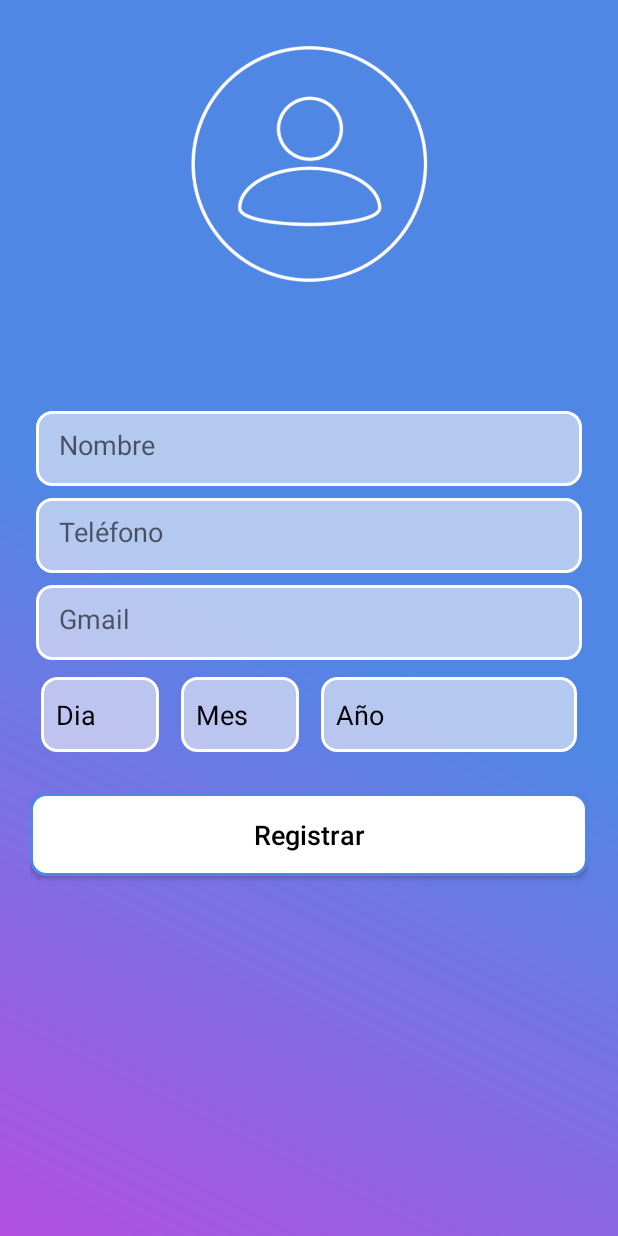
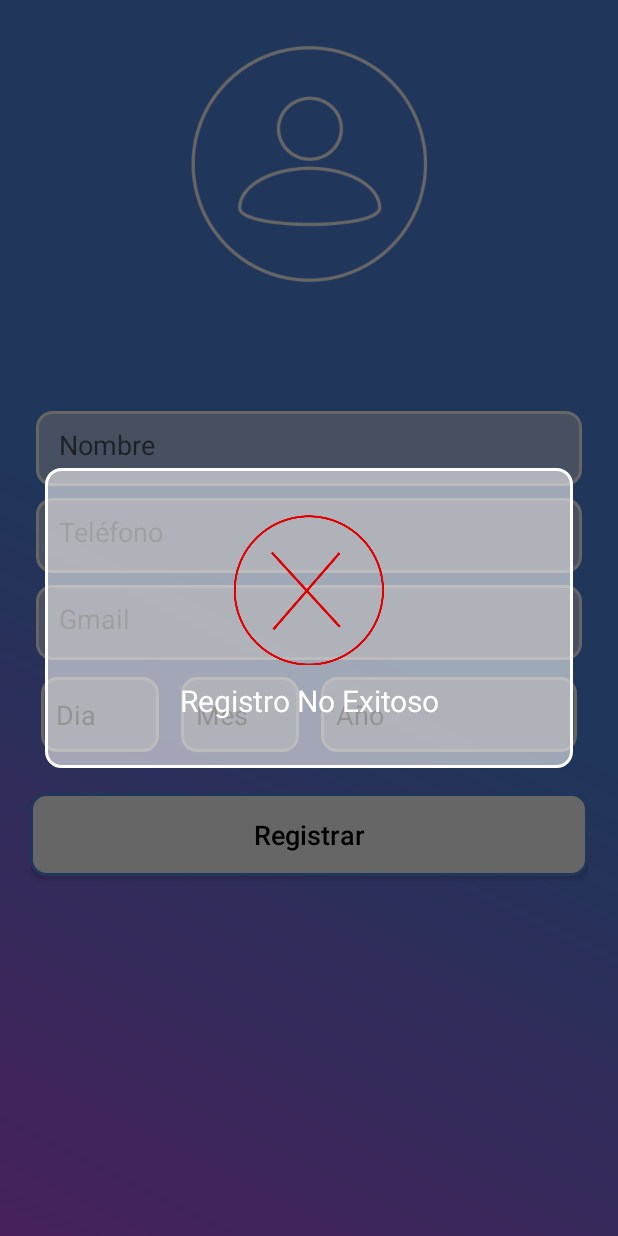
Before and after one commit to JuanDiego1918/FrienOnline, an Android app: the screen it shows after launch (PantallaPrincipal), after a tap on "Registrar", on a phone screen of 412 x 824 dp. Run offline under Robolectric (Android 15) with nearby library versions, the phone set to English and light mode, and no system bars; our stand-ins replace Volley.

Commit message:
Registro

```diff
--- a/app/src/main/java/com/example/juan/frienonline/PantallaPrincipal.java
+++ b/app/src/main/java/com/example/juan/frienonline/PantallaPrincipal.java
@@ -20,6 +20,7 @@ import android.widget.AdapterView;
 import android.widget.ArrayAdapter;
 import android.widget.Button;
 import android.widget.EditText;
+import android.widget.ImageView;
 import android.widget.Spinner;
 import android.widget.TextView;
 import android.widget.Toast;
@@ -29,6 +30,7 @@ import com.android.volley.Request;
 import com.android.volley.RequestQueue;
 import com.android.volley.Response;
 import com.android.volley.VolleyError;
+import com.android.volley.toolbox.JsonObjectRequest;
 import com.android.volley.toolbox.StringRequest;
 import com.android.volley.toolbox.Volley;
 import com.example.juan.frienonline.Principal.Contenedor;
@@ -50,7 +52,8 @@ public class PantallaPrincipal extends AppCompatActivity {
     ArrayList numeroDia, mes, anio;
     private StringRequest stringRequest;
     private RequestQueue request;
-
+    private String fechaNacimiento, varDia = "0", varMes = "0", varAnio = "0";
+    private Dialog dialogoCargando;
 
     @Override
     protected void onCreate(Bundle savedInstanceState) {
@@ -58,6 +61,7 @@ public class PantallaPrincipal extends AppCompatActivity {
         setContentView(R.layout.activity_pantalla_principal);
 
         request = Volley.newRequestQueue(getApplicationContext());
+        dialogoCargando = new Dialog(this);
         loginCorrecto = new Dialog(this);
         numero = findViewById(R.id.numero);
         nombre = findViewById(R.id.nombre);
@@ -84,7 +88,11 @@ public class PantallaPrincipal extends AppCompatActivity {
         dia.setOnItemSelectedListener(new AdapterView.OnItemSelectedListener() {
             @Override
             public void onItemSelected(AdapterView<?> parent, View view, int position, long id) {
-
+                if (position != 0) {
+                    varDia = numeroDia.get(position).toString();
+                } else {
+                    varDia = "0";
+                }
             }
 
             @Override
@@ -110,6 +118,23 @@ public class PantallaPrincipal extends AppCompatActivity {
         ArrayAdapter<CharSequence> adapterMes = new ArrayAdapter<>(getApplicationContext(), R.layout.spinner_item_nacimiento, mes);
         mesSpinner.setAdapter(adapterMes);
 
+        mesSpinner.setOnItemSelectedListener(new AdapterView.OnItemSelectedListener() {
+            @Override
+            public void onItemSelected(AdapterView<?> parent, View view, int position, long id) {
+                if (position != 0) {
+                    varMes = mes.get(position).toString();
+                } else {
+                    varMes = "0";
+                }
+            }
+
+            @Override
+            public void onNothingSelected(AdapterView<?> parent) {
+
+            }
+        });
+
+
         Calendar cal = Calendar.getInstance();
         int year = cal.get(Calendar.YEAR);
 
@@ -122,27 +147,84 @@ public class PantallaPrincipal extends AppCompatActivity {
 
         ArrayAdapter<CharSequence> adapterAnio = new ArrayAdapter<>(getApplicationContext(), R.layout.spinner_item_nacimiento, anio);
         anioSpinner.setAdapter(adapterAnio);
+
+        anioSpinner.setOnItemSelectedListener(new AdapterView.OnItemSelectedListener() {
+            @Override
+            public void onItemSelected(AdapterView<?> parent, View view, int position, long id) {
+                if (position != 0) {
+                    varAnio = anio.get(position).toString();
+                } else {
+                    varAnio = "0";
+                }
+            }
+
+            @Override
+            public void onNothingSelected(AdapterView<?> parent) {
+
+            }
+        });
+
     }
 
     public void Registrar(View view) {
-        //ventana();
-        registrarUsuarios();
+
+        if (nombre.getText().toString().equalsIgnoreCase("") || numero.getText().toString().equalsIgnoreCase("") || gmail.getText().toString().equalsIgnoreCase("")) {
+            Toast.makeText(this, "Por favor llene todos los campos", Toast.LENGTH_SHORT).show();
+            ventana(2);
+        } else {
+            if (varDia.equalsIgnoreCase("0") || varMes.equalsIgnoreCase("0") || varAnio.equalsIgnoreCase("0")) {
+                Toast.makeText(this, "Ingrese la fecha de nacimiento", Toast.LENGTH_SHORT).show();
+            } else {
+                dialogoCargando();
+                String url;
+                url = "https://empresapp.000webhostapp.com/registro.php?nombre=" + nombre.getText().toString() + "&telefono=" + numero.getText().toString() + "&gmail=" + gmail.getText().toString() + "&nacimiento=" + varDia + "-" + varMes + "-" + varAnio;
+                stringRequest = new StringRequest(Request.Method.GET, url, new Response.Listener<String>() {
+                    @Override
+                    public void onResponse(String response) {
+                        ventana(1);
+                    }
+                }, new Response.ErrorListener() {
+                    @Override
+                    public void onErrorResponse(VolleyError error) {
+                        Toast.makeText(getApplicationContext(), "No se pudo registrar verifique los datos", Toast.LENGTH_LONG).show();
+                        ventana(2);
                     }
 
+                });
 
-    private void ventana() {
-        tiempo();
-        TextView txtRetroBuena;
+                request.add(stringRequest);
+            }
+        }
+    }
+    private void dialogoCargando() {
+        dialogoCargando.setContentView(R.layout.ventana_cargando);
+        Objects.requireNonNull(dialogoCargando.getWindow()).setBackgroundDrawable(new ColorDrawable(Color.TRANSPARENT));
+        dialogoCargando.show();
+    }
+
+    private void ventana(int tipo) {
+        dialogoCargando.dismiss();
+        ImageView imagenVentana;
         loginCorrecto.setContentView(R.layout.ventana_confirmacion);
+        imagenVentana = loginCorrecto.findViewById(R.id.imagenVentana);
         TextView respuesta = loginCorrecto.findViewById(R.id.mensajeEmergente);
+        if (tipo == 1) {
+            imagenVentana.setImageDrawable(getResources().getDrawable(R.drawable.check));
             respuesta.setText("Registro Exitoso");
+            tiempo(1);
+        } else {
+            imagenVentana.setImageDrawable(getResources().getDrawable(R.drawable.check_mal));
+            respuesta.setText("Registro No Exitoso");
+            tiempo(2);
+        }
+
 
         Objects.requireNonNull(loginCorrecto.getWindow()).setBackgroundDrawable(new ColorDrawable(Color.TRANSPARENT));
         loginCorrecto.show();
     }
 
-    private void tiempo() {
-        countDownTimer = new CountDownTimer(3000, 1000) {
+    private void tiempo(final int tipo) {
+        countDownTimer = new CountDownTimer(2000, 1000) {
             @Override
             public void onTick(long millisUntilFinished) {
 
@@ -150,10 +232,14 @@ public class PantallaPrincipal extends AppCompatActivity {
 
             @Override
             public void onFinish() {
+                if (tipo == 1) {
                     loginCorrecto.dismiss();
                     limpiar();
-                Intent miActivity=new Intent(getApplicationContext(),Contenedor.class);
+                    Intent miActivity = new Intent(getApplicationContext(), Contenedor.class);
                     startActivity(miActivity);
+                } else {
+                    loginCorrecto.dismiss();
+                }
             }
         };
         countDownTimer.start();
@@ -163,47 +249,9 @@ public class PantallaPrincipal extends AppCompatActivity {
         gmail.setText(null);
         nombre.setText(null);
         numero.setText(null);
+        varMes = "0";
+        varAnio = "0";
+        varDia = "0";
     }
 
-    private void registrarUsuarios() {
-
-        String ur="https://empresapp.000webhostapp.com/registro.php?nombre=victor&telefono=301278822&gmail=victom&nacimiento=24";
-        java.lang.System.setProperty("https.protocols", "TLSv1");
-        stringRequest = new StringRequest(Request.Method.POST, ur, new Response.Listener<String>() {
-            @Override
-            public void onResponse(String response) {
-
-                if (response.trim().equalsIgnoreCase("registra")) {
-                    Log.i("********RESULTADO", "Respuesta server" + response);
-
-                } else if (response.trim().equalsIgnoreCase("ya existe, datos no guardados")){
-                    Toast.makeText(getApplicationContext(), "El usuario ya existe, por favor ingrese un correo distindo", Toast.LENGTH_LONG).show();
-                }else {
-                    Toast.makeText(getApplicationContext(), "Por el momento el usuario no se puede registrar", Toast.LENGTH_LONG).show();
 }
-            }
-        }, new Response.ErrorListener() {
-            @Override
-            public void onErrorResponse(VolleyError error) {
-                Log.i("RESULTADO", "NO SE REGISTRA desde onError " + error.toString());
-                Log.d("RESULT*****************", "NO SE REGISTRA desde onError " + error.toString());
-            }
-        }) {
-            @Override
-            protected Map<String, String> getParams() {
-
-                Map<String, String> parametros = new HashMap<>();
-                parametros.put("documento","1098313772");
-                parametros.put("nombre", "Juan");
-                parametros.put("profesion", "Programador");
-                Log.i("--------PARAMETROS ", parametros.toString());
-                return parametros;
-
-            }
-        };
-
-
-        stringRequest.setRetryPolicy(new DefaultRetryPolicy(DefaultRetryPolicy.DEFAULT_TIMEOUT_MS * 2, DefaultRetryPolicy.DEFAULT_MAX_RETRIES, DefaultRetryPolicy.DEFAULT_BACKOFF_MULT));
-        request.add(stringRequest);
-    }
-}
--- a/app/src/main/res/layout/ventana_confirmacion.xml
+++ b/app/src/main/res/layout/ventana_confirmacion.xml
@@ -16,10 +16,10 @@
         android:background="@drawable/contenido"
         android:orientation="vertical">
         <ImageView
+            android:id="@+id/imagenVentana"
             android:layout_gravity="center_horizontal"
             android:layout_width="100dp"
-            android:layout_height="100dp"
-            android:background="@drawable/check"/>
+            android:layout_height="100dp" />
         <TextView
             android:id="@+id/mensajeEmergente"
             android:layout_width="match_parent"
```
Also changed, not shown: app/src/main/res/drawable/check_mal.png (added). Lines whose indentation alone changed are shown as unchanged.
